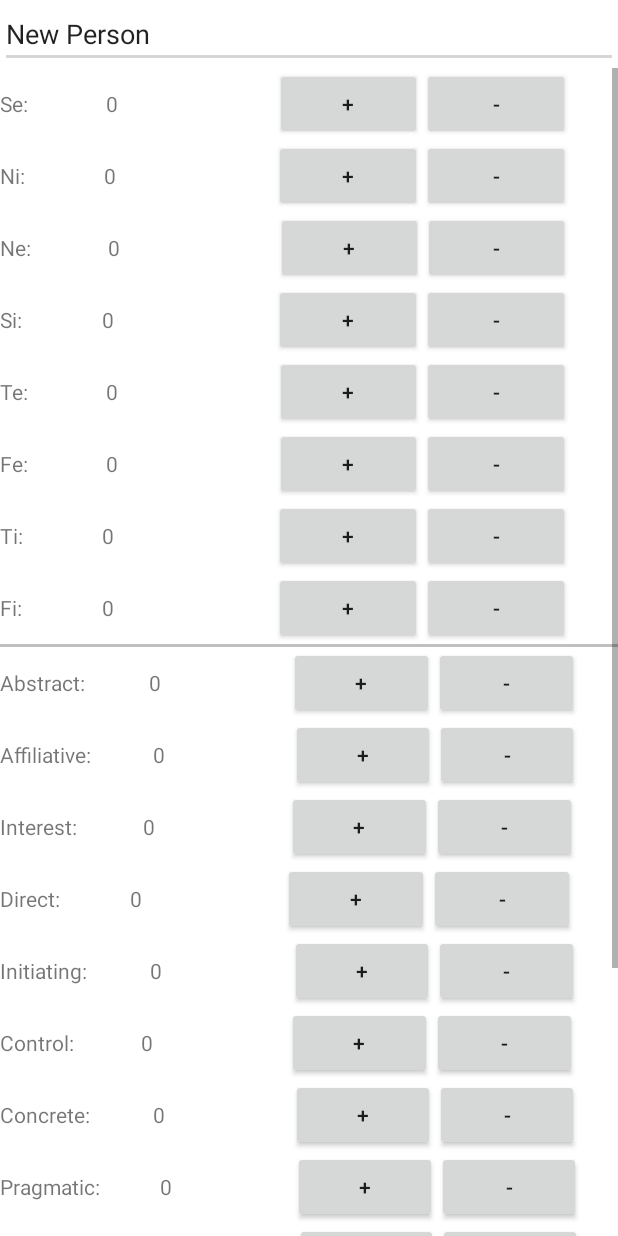
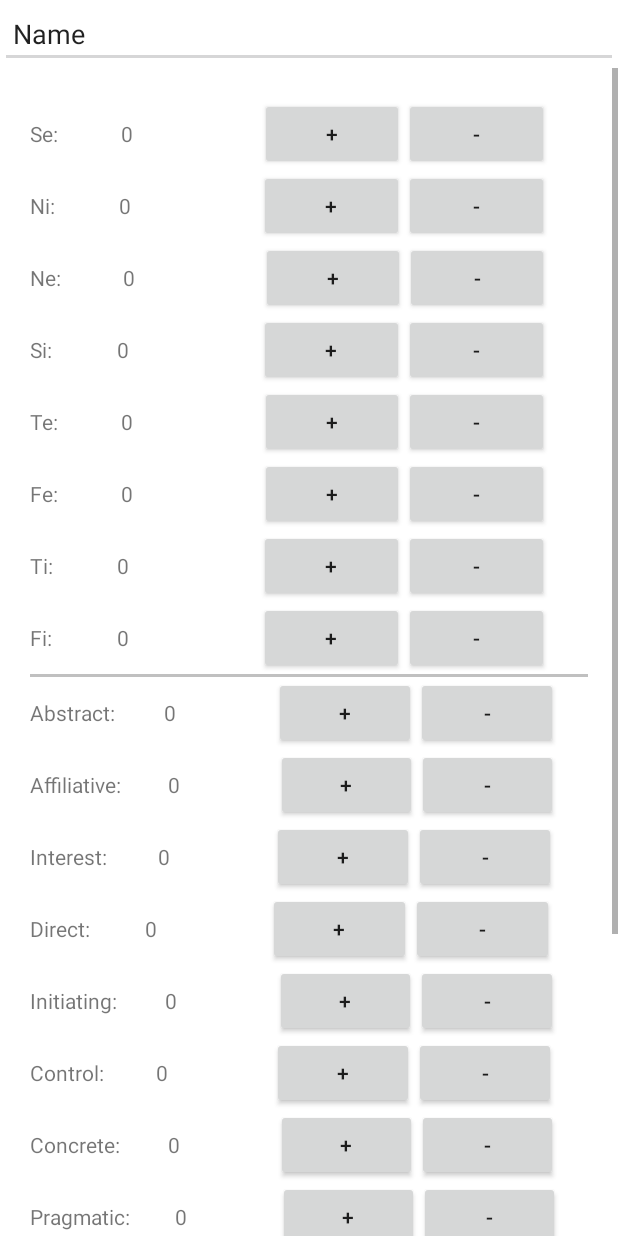
Before and after one commit to rmartin5/mb-personality, an Android app: the screen it shows after launch (Personality), after a tap on "NEW_PERSON", on a phone screen of 412 x 824 dp. Run offline under Robolectric (Android 15) with nearby library versions, the phone set to English and light mode, and no system bars.

Commit message:
aligned personality page

```diff
--- a/app/src/main/java/com/example/mb_personality/Personality.java
+++ b/app/src/main/java/com/example/mb_personality/Personality.java
@@ -18,7 +18,7 @@ public class Personality extends Activity {
     public static final String EXTRA_PERSON_ID = "com.example.mb_personality.PERSON_ID";
 
     public static final int DEFAULT_VALUE = 0;
-    public static final String DEFAULT_NAME = "New Person";
+    public static final String DEFAULT_NAME = " Name ";
 
     public static final String TABLE_NAME = "person_table";
     public static final String C_NAME = "name";
--- a/app/src/main/res/layout/activity_personality.xml
+++ b/app/src/main/res/layout/activity_personality.xml
@@ -15,6 +15,7 @@
         android:inputType="textPersonName"
         android:text="name"
         app:layout_constraintEnd_toEndOf="parent"
+        app:layout_constraintHorizontal_bias="1.0"
         app:layout_constraintStart_toStartOf="parent"
         app:layout_constraintTop_toTopOf="parent" />
 
@@ -31,7 +32,8 @@
             android:id="@+id/linearLayout"
             android:layout_width="match_parent"
             android:layout_height="wrap_content"
-            android:orientation="vertical">
+            android:orientation="vertical"
+            android:padding="20dp">
 
 
             <LinearLayout
```
